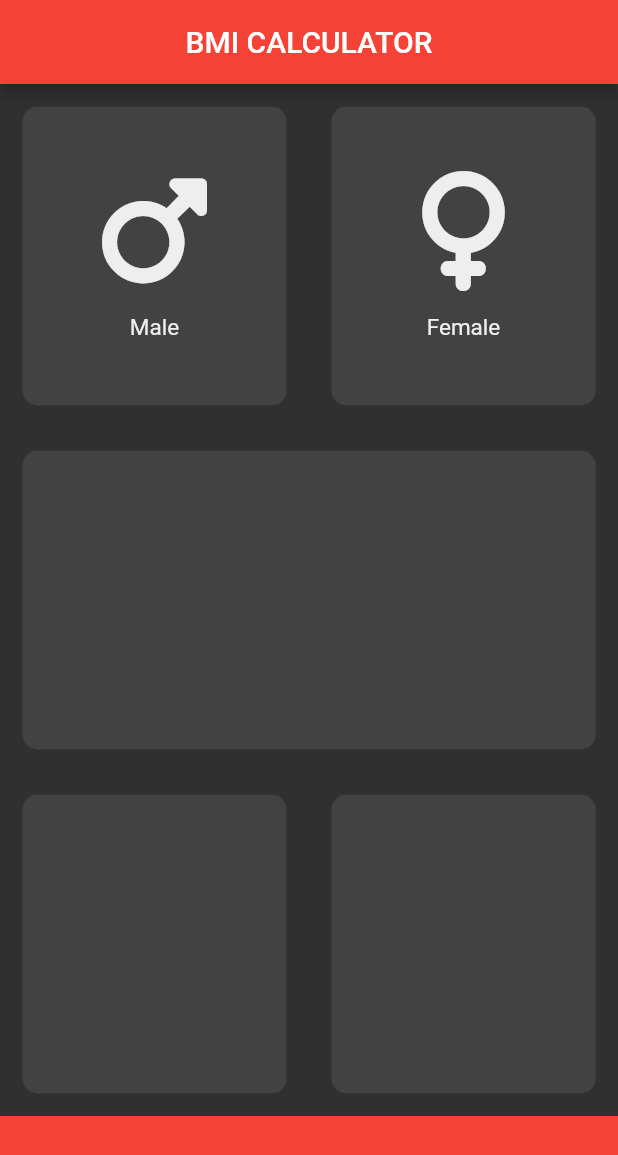
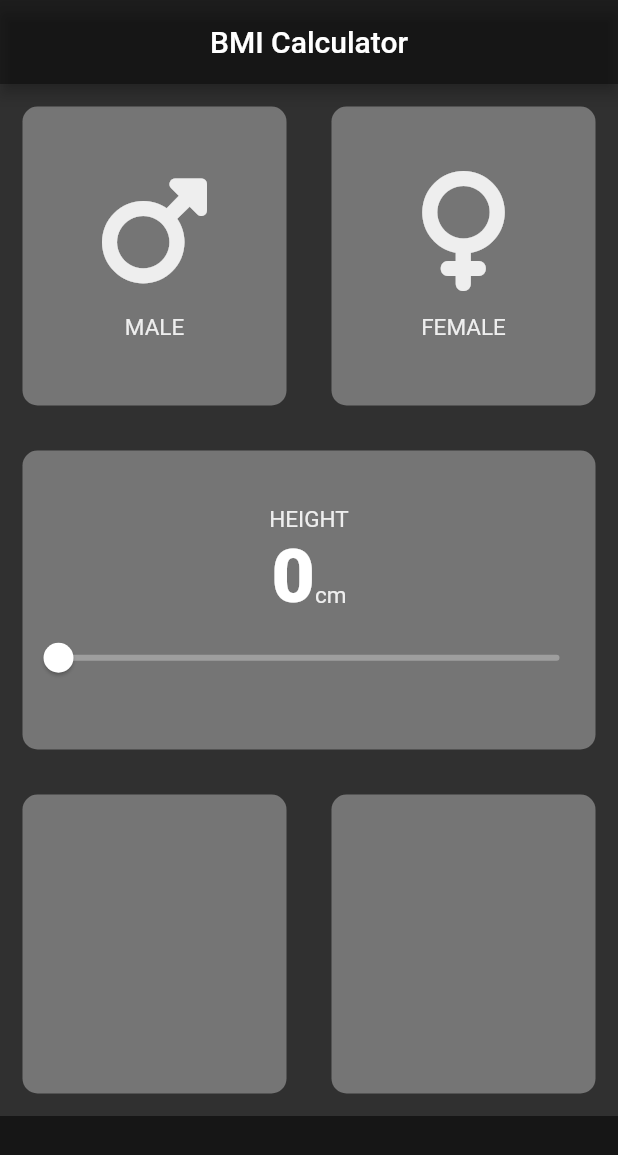
Before and after one commit to ArslanYM/Flutter-Learning, a Flutter app: the screen it shows after launch, on a phone screen of 412 x 824 dp. Shown: the top 1155 px of the screen. Run offline on Flutter 3.47's test engine with Material 2 defaults, Android fonts, the phone set to English and light mode, and no system bars; our stand-ins replace audioplayers, font_awesome_flutter, rflutter_alert.

Commit message:
Last Part left for BMI

```diff
--- /dev/null
+++ b/Flutter-apps/bmi_calculator/lib/constants.dart
@@ -0,0 +1,9 @@
+import 'package:flutter/material.dart';
+
+Color activeCardColor = Colors.grey.shade800;
+Color inactiveCardColor = Colors.grey.shade600;
+
+const bigText = TextStyle(
+  fontSize: 50.0,
+  fontWeight: FontWeight.w900,
+);
--- /dev/null
+++ b/Flutter-apps/bmi_calculator/lib/home_page_element.dart
@@ -0,0 +1,22 @@
+import 'package:flutter/material.dart';
+
+class HomePageElement extends StatelessWidget {
+  HomePageElement({@required this.colour, this.cardChild, this.onPress});
+  final Function onPress;
+  final cardChild;
+  final Color colour;
+  @override
+  Widget build(BuildContext context) {
+    return GestureDetector(
+      onTap: onPress,
+      child: Container(
+        child: cardChild,
+        margin: EdgeInsets.all(15.0),
+        decoration: BoxDecoration(
+          color: colour,
+          borderRadius: BorderRadius.circular(10),
+        ),
+      ),
+    );
+  }
+}
--- /dev/null
+++ b/Flutter-apps/bmi_calculator/lib/icon_content.dart
@@ -0,0 +1,27 @@
+import 'package:flutter/material.dart';
+
+class IconContent extends StatelessWidget {
+  IconContent({@required this.symbol, this.label});
+  @override
+  final IconData symbol;
+  final String label;
+  Widget build(BuildContext context) {
+    return Column(
+      mainAxisAlignment: MainAxisAlignment.center,
+      children: [
+        Icon(
+          symbol,
+          size: 80.0,
+          color: Colors.grey.shade200,
+        ),
+        SizedBox(
+          height: 15,
+        ),
+        Text(
+          label,
+          style: TextStyle(fontSize: 15.0, color: Colors.grey.shade200),
+        ),
+      ],
+    );
+  }
+}
--- a/Flutter-apps/bmi_calculator/lib/input_page.dart
+++ b/Flutter-apps/bmi_calculator/lib/input_page.dart
@@ -1,7 +1,13 @@
+import 'dart:ui';
+
+import 'package:flutter/foundation.dart';
 import 'package:flutter/material.dart';
 import 'package:font_awesome_flutter/font_awesome_flutter.dart';
+import 'home_page_element.dart';
+import 'icon_content.dart';
+import 'constants.dart';
 
-final Color activeCardColor = Colors.grey.shade800;
+enum Gender { male, female }
 
 class InputPage extends StatefulWidget {
   @override
@@ -9,34 +15,51 @@ class InputPage extends StatefulWidget {
 }
 
 class _InputPageState extends State<InputPage> {
+  Gender selectedGender;
+  int height = 0;
   @override
   Widget build(BuildContext context) {
     return Scaffold(
       appBar: AppBar(
-        backgroundColor: Colors.red,
+        backgroundColor: Colors.black38,
         centerTitle: true,
-        title: Text('BMI CALCULATOR'),
+        title: Text('BMI Calculator'),
       ),
       body: Column(
+        crossAxisAlignment: CrossAxisAlignment.stretch,
         children: [
           Expanded(
             child: Row(
               children: [
                 Expanded(
                   child: HomePageElement(
-                    colour: activeCardColor,
+                    onPress: () {
+                      setState(() {
+                        selectedGender = Gender.male;
+                      });
+                    },
+                    colour: selectedGender == Gender.male
+                        ? activeCardColor
+                        : inactiveCardColor,
                     cardChild: IconContent(
                       symbol: FontAwesomeIcons.mars,
-                      label: "Male",
+                      label: "MALE",
                     ),
                   ),
                 ),
                 Expanded(
                   child: HomePageElement(
-                    colour: activeCardColor,
+                    onPress: () {
+                      setState(() {
+                        selectedGender = Gender.female;
+                      });
+                    },
+                    colour: selectedGender == Gender.female
+                        ? activeCardColor
+                        : inactiveCardColor,
                     cardChild: IconContent(
                       symbol: FontAwesomeIcons.venus,
-                      label: "Female",
+                      label: "FEMALE",
                     ),
                   ),
                 ),
@@ -45,7 +68,45 @@ class _InputPageState extends State<InputPage> {
           ),
           Expanded(
             child: HomePageElement(
-              colour: activeCardColor,
+              cardChild: Column(
+                mainAxisAlignment: MainAxisAlignment.center,
+                children: [
+                  Text(
+                    "HEIGHT",
+                    style:
+                        TextStyle(fontSize: 15.0, color: Colors.grey.shade200),
+                  ),
+                  Row(
+                    mainAxisAlignment: MainAxisAlignment.center,
+                    crossAxisAlignment: CrossAxisAlignment.baseline,
+                    textBaseline: TextBaseline.alphabetic,
+                    children: [
+                      Text(
+                        height.toString(),
+                        style: bigText,
+                      ),
+                      Text(
+                        'cm',
+                        style: TextStyle(
+                            fontSize: 15.0, color: Colors.grey.shade200),
+                      ),
+                    ],
+                  ),
+                  Slider(
+                    value: height.toDouble(),
+                    min: 0,
+                    max: 300,
+                    activeColor: Colors.white,
+                    inactiveColor: Colors.grey,
+                    onChanged: (double newValue) {
+                      setState(() {
+                        height = newValue.round();
+                      });
+                    },
+                  )
+                ],
+              ),
+              colour: inactiveCardColor,
             ),
           ),
           Expanded(
@@ -53,19 +114,19 @@ class _InputPageState extends State<InputPage> {
               children: [
                 Expanded(
                   child: HomePageElement(
-                    colour: activeCardColor,
+                    colour: inactiveCardColor,
                   ),
                 ),
                 Expanded(
                   child: HomePageElement(
-                    colour: activeCardColor,
+                    colour: inactiveCardColor,
                   ),
                 ),
               ],
             ),
           ),
           Container(
-            color: Colors.red,
+            color: Colors.black54,
             height: 80.0,
             width: double.infinity,
           ),
@@ -74,46 +135,3 @@ class _InputPageState extends State<InputPage> {
     );
   }
 }
-
-class IconContent extends StatelessWidget {
-  IconContent({@required this.symbol, this.label});
-  @override
-  final IconData symbol;
-  final String label;
-  Widget build(BuildContext context) {
-    return Column(
-      mainAxisAlignment: MainAxisAlignment.center,
-      children: [
-        Icon(
-          symbol,
-          size: 80.0,
-          color: Colors.grey.shade200,
-        ),
-        SizedBox(
-          height: 15,
-        ),
-        Text(
-          label,
-          style: TextStyle(fontSize: 15.0, color: Colors.grey.shade200),
-        ),
-      ],
-    );
-  }
-}
-
-class HomePageElement extends StatelessWidget {
-  HomePageElement({@required this.colour, this.cardChild});
-  final cardChild;
-  final Color colour;
-  @override
-  Widget build(BuildContext context) {
-    return Container(
-      child: cardChild,
-      margin: EdgeInsets.all(15.0),
-      decoration: BoxDecoration(
-        color: colour,
-        borderRadius: BorderRadius.circular(10),
-      ),
-    );
-  }
-}
```
